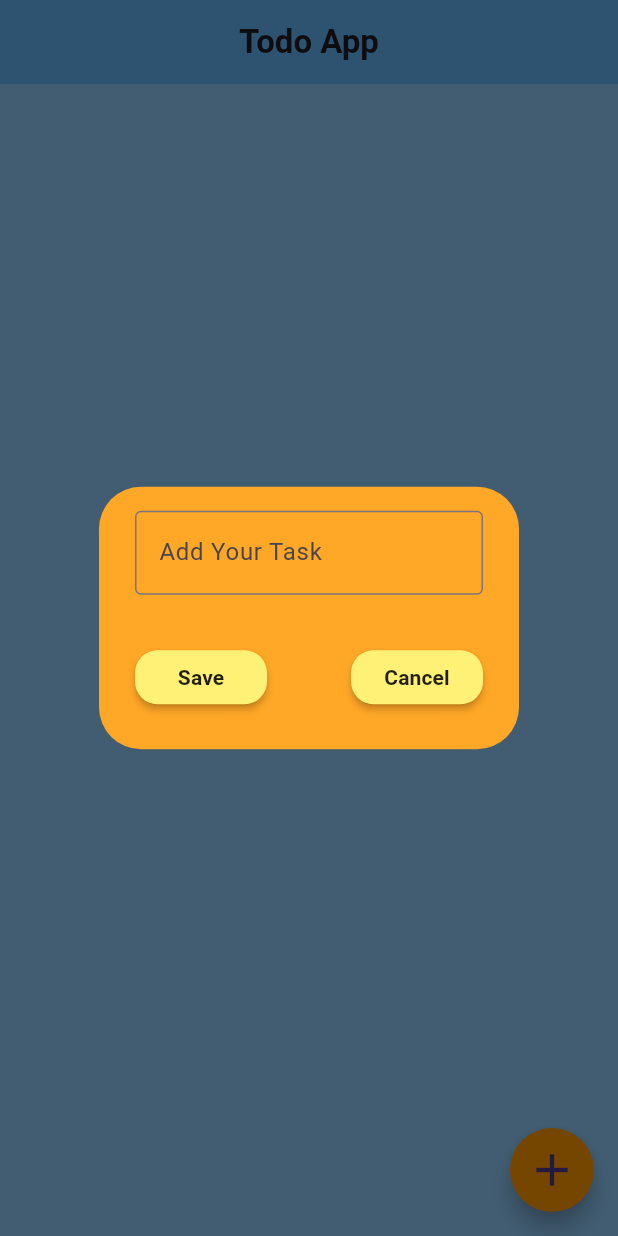
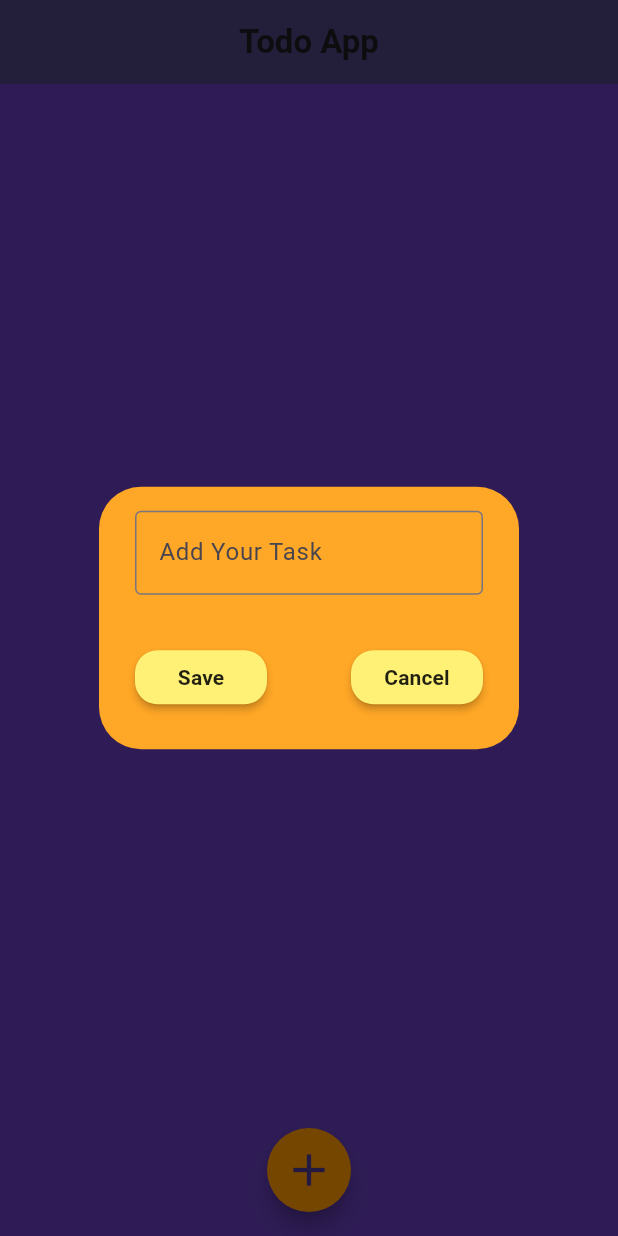
Before and after one commit to EbrahemHashem/to_do_app, a Flutter app: the screen it shows after launch, after a tap on the "add" icon, on a phone screen of 412 x 824 dp. Run offline on Flutter 3.47's test engine with Material 3 defaults, Android fonts, the phone set to English and light mode, and no system bars; our stand-ins replace audioplayers, bloc, flutter_bloc, flutter_slidable, hive, hive_flutter; accounts and stored records are empty.

Commit message:
finish app

```diff
--- a/lib/main.dart
+++ b/lib/main.dart
@@ -33,8 +33,7 @@ class ToDoApp extends StatelessWidget {
         debugShowCheckedModeBanner: false,
         home: Scaffold(
           appBar: AppBar(
-            backgroundColor: Colors.blue[300],
-            elevation: 0,
+            backgroundColor: const Color.fromRGBO(32, 21, 95, .8),
             centerTitle: true,
             title: const Text(
               "Todo App",
--- a/lib/pages/home_page.dart
+++ b/lib/pages/home_page.dart
@@ -26,7 +26,8 @@ class _HomePageState extends State<HomePage> {
       builder: (context, state) {
         List<ToDoModel> todos = BlocProvider.of<DisplayToDoStatsCubit>(context).todos ?? [];
         return Scaffold(
-          backgroundColor: Colors.blue[200],
+          floatingActionButtonLocation: FloatingActionButtonLocation.centerFloat,
+          backgroundColor: const Color(0xff663ebc),
           floatingActionButton: const CustomFloatingActionButton(),
           body: ListView.builder(
             itemCount: todos.length,
--- a/lib/widgets/custom_to_do_list.dart
+++ b/lib/widgets/custom_to_do_list.dart
@@ -27,10 +27,10 @@ class _CustomToDoListState extends State<CustomToDoList> {
         dismissible: DismissiblePane(onDismissed: () {
           deleteSound();
         }),
-        motion: const ScrollMotion(),
+        motion: const BehindMotion(),
         children: [
           SlidableAction(
-            backgroundColor: Colors.red,
+            backgroundColor: const Color.fromARGB(255, 244, 73, 54),
             borderRadius: BorderRadius.circular(12),
             // delete
             onPressed: (context) {
@@ -54,6 +54,7 @@ class _CustomToDoListState extends State<CustomToDoList> {
             child: Row(children: [
               // check box
               Checkbox(
+                checkColor: Colors.red,
                 value: widget.toDoModel.isDone,
                 activeColor: Colors.black87,
                 onChanged: (bool? value) {
--- a/pubspec.yaml
+++ b/pubspec.yaml
@@ -63,7 +63,7 @@ flutter_launcher_icons:
   min_sdk_android: 21
 flutter_native_splash:
   color: "#42a5f5"
-  image: "assets/images/icon.png"
+  image: "assets/images/splash.png"
   android_gravity: fill
 
 flutter:
```
Also changed, not shown: assets/images/splash.png (added), 18 other files.
